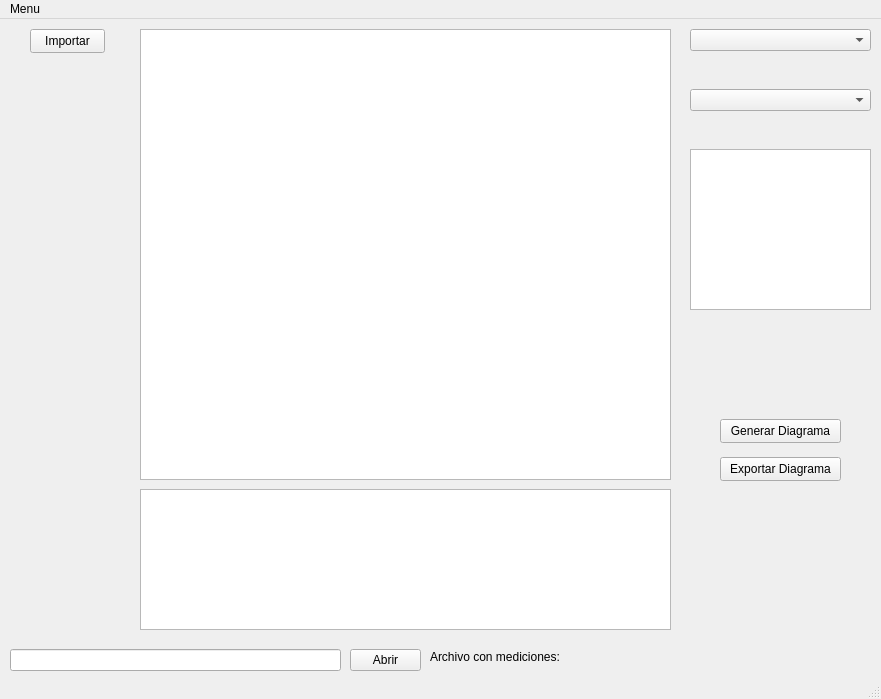
First picture: the form in ppcc/mainwindow.ui, repository ErnestoVivas/Multiconsult-ppcc, before the edit.
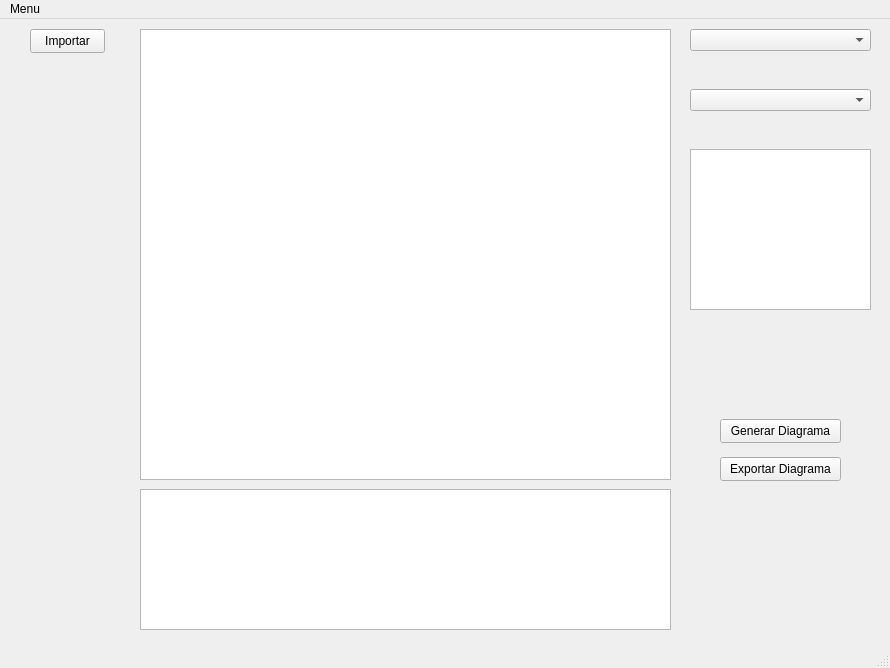
Second picture: the form after the edit. Custom widgets are drawn as their Qt base class.

```diff
--- a/ppcc/mainwindow.ui
+++ b/ppcc/mainwindow.ui
@@ -6,50 +6,14 @@
    <rect>
     <x>0</x>
     <y>0</y>
-    <width>881</width>
-    <height>699</height>
+    <width>890</width>
+    <height>668</height>
    </rect>
   </property>
   <property name="windowTitle">
    <string>MainWindow</string>
   </property>
   <widget class="QWidget" name="centralwidget">
-   <widget class="QPushButton" name="buttonOpenFile">
-    <property name="geometry">
-     <rect>
-      <x>350</x>
-      <y>630</y>
-      <width>71</width>
-      <height>22</height>
-     </rect>
-    </property>
-    <property name="text">
-     <string>Abrir</string>
-    </property>
-   </widget>
-   <widget class="QLineEdit" name="lineEditOpenFile">
-    <property name="geometry">
-     <rect>
-      <x>10</x>
-      <y>630</y>
-      <width>331</width>
-      <height>22</height>
-     </rect>
-    </property>
-   </widget>
-   <widget class="QLabel" name="label">
-    <property name="geometry">
-     <rect>
-      <x>430</x>
-      <y>630</y>
-      <width>131</width>
-      <height>16</height>
-     </rect>
-    </property>
-    <property name="text">
-     <string>Archivo con mediciones:</string>
-    </property>
-   </widget>
    <widget class="QPushButton" name="buttonGenerateDiagram">
     <property name="geometry">
      <rect>
@@ -145,7 +109,7 @@
     <rect>
      <x>0</x>
      <y>0</y>
-     <width>881</width>
+     <width>890</width>
      <height>22</height>
     </rect>
    </property>
```
Left out of the diff: 2 changed lines with no effect on the pictures.
